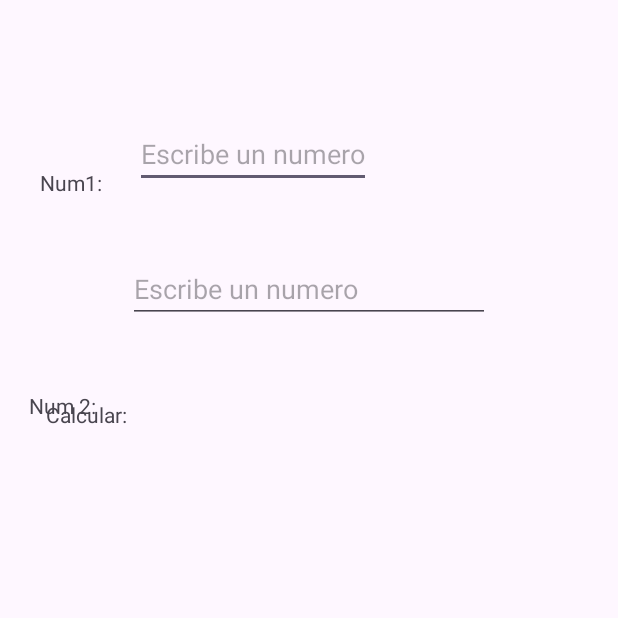
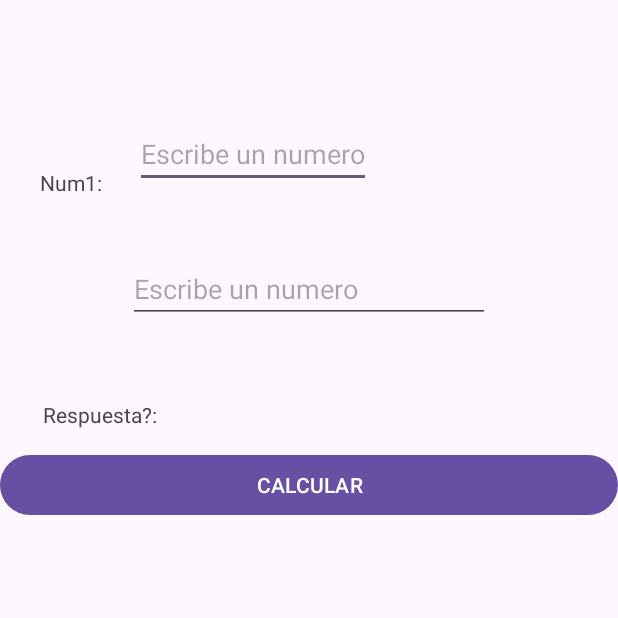
Before and after one commit to ClaudiaSorto-006/Prograll-semi-2026, an Android app: the MainActivity screen opened directly, with no data from a screen before it, on a phone screen of 412 x 824 dp, the top half of it. Run offline under Robolectric (Android 15) with nearby library versions, the light colour scheme and no system bars.

Commit message:
Se agrego la funcianalidad de la calculadora basica

```diff
--- a/app/src/main/java/com/example/miprimeraapp/MainActivity.java
+++ b/app/src/main/java/com/example/miprimeraapp/MainActivity.java
@@ -1,6 +1,8 @@
 package com.example.miprimeraapp;
 
 import android.os.Bundle;
+import android.widget.Button;
+import android.widget.TextView;
 
 import androidx.activity.EdgeToEdge;
 import androidx.appcompat.app.AppCompatActivity;
@@ -9,11 +11,30 @@ import androidx.core.view.ViewCompat;
 import androidx.core.view.WindowInsetsCompat;
 
 public class MainActivity extends AppCompatActivity {
+TextView tempVal;
 
+Button btn;
     @Override
     protected void onCreate(Bundle savedInstanceState) {
         super.onCreate(savedInstanceState);
+        EdgeToEdge.enable(this);
         setContentView(R.layout.activity_main);
 
+        btn = findViewById(R.id.btnCalcular);
+        btn.setOnClickListener(v -> calcular());
+
     }
-}
+
+    private void calcular() {
+        tempVal = findViewById(R.id.txtNum1);
+        Double Num1 = Double.parseDouble(tempVal.getText().toString());
+
+        tempVal = findViewById(R.id.txtNum2);
+        Double Num2 = Double.parseDouble(tempVal.getText().toString());
+
+        double respuesta = Num1 + Num2;
+
+        tempVal = findViewById(R.id.lblRespuesta);
+        tempVal.setText("Respuesta:" + respuesta);
+    }
+};
--- a/app/src/main/res/layout/activity_main.xml
+++ b/app/src/main/res/layout/activity_main.xml
@@ -20,7 +20,7 @@
         app:layout_constraintVertical_bias="0.139" />
 
     <EditText
-        android:id="@+id/textNum2"
+        android:id="@+id/txtNum1"
         android:layout_width="wrap_content"
         android:layout_height="wrap_content"
         android:layout_margin="80dp"
@@ -32,16 +32,6 @@
         app:layout_constraintTop_toTopOf="parent"
         app:layout_constraintVertical_bias="0.0"
         tools:layout_editor_absoluteX="40dp" />
-
-    <TextView
-        android:id="@+id/lblNum2"
-        android:layout_width="wrap_content"
-        android:layout_height="wrap_content"
-        android:layout_marginEnd="348dp"
-        android:layout_marginBottom="544dp"
-        android:text="Num 2:"
-        app:layout_constraintBottom_toBottomOf="parent"
-        app:layout_constraintEnd_toEndOf="parent" />
 
     <EditText
         android:id="@+id/txtNum2"
@@ -58,7 +48,7 @@
         android:id="@+id/lblRespuesta"
         android:layout_width="wrap_content"
         android:layout_height="wrap_content"
-        android:text="Calcular:"
+        android:text="Respuesta?:"
         app:layout_constraintBottom_toBottomOf="parent"
         app:layout_constraintEnd_toEndOf="parent"
         app:layout_constraintHorizontal_bias="0.086"
@@ -66,6 +56,16 @@
         app:layout_constraintTop_toTopOf="parent"
         app:layout_constraintVertical_bias="0.331" />
 
+    <Button
+        android:id="@+id/btnCalcular"
+        android:layout_width="match_parent"
+        android:layout_height="wrap_content"
+        android:text="CALCULAR"
+        app:layout_constraintBottom_toBottomOf="parent"
+        app:layout_constraintTop_toBottomOf="@+id/txtNum2"
+        app:layout_constraintVertical_bias="0.15"
+        tools:layout_editor_absoluteX="-16dp" />
+
 
 
 
```
